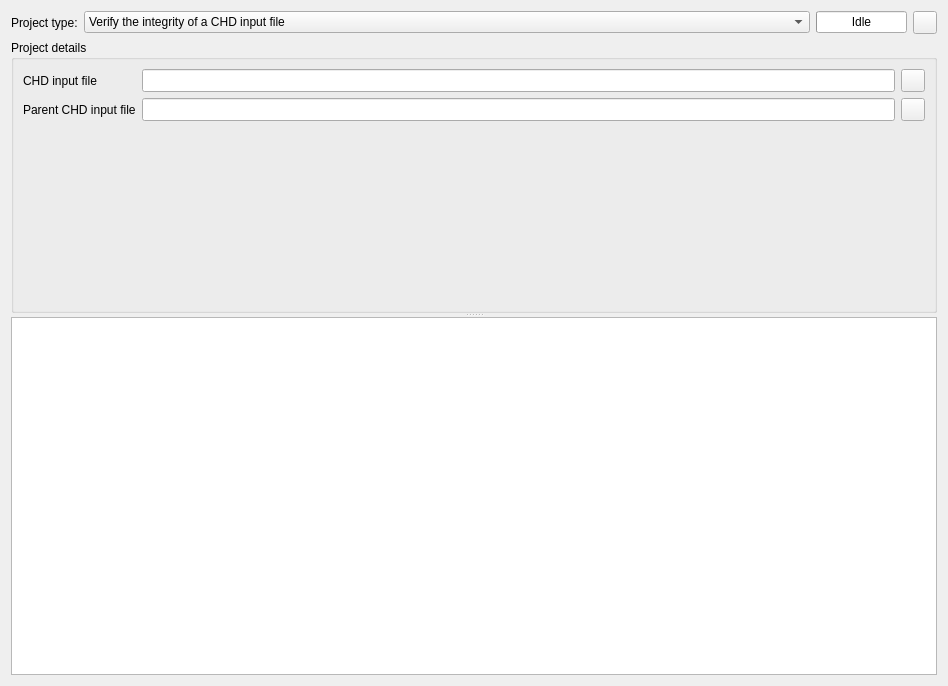
First picture: the form in tools/qchdman/projectwidget.ui, repository qmc2/qmc2-mame-fe, before the edit.
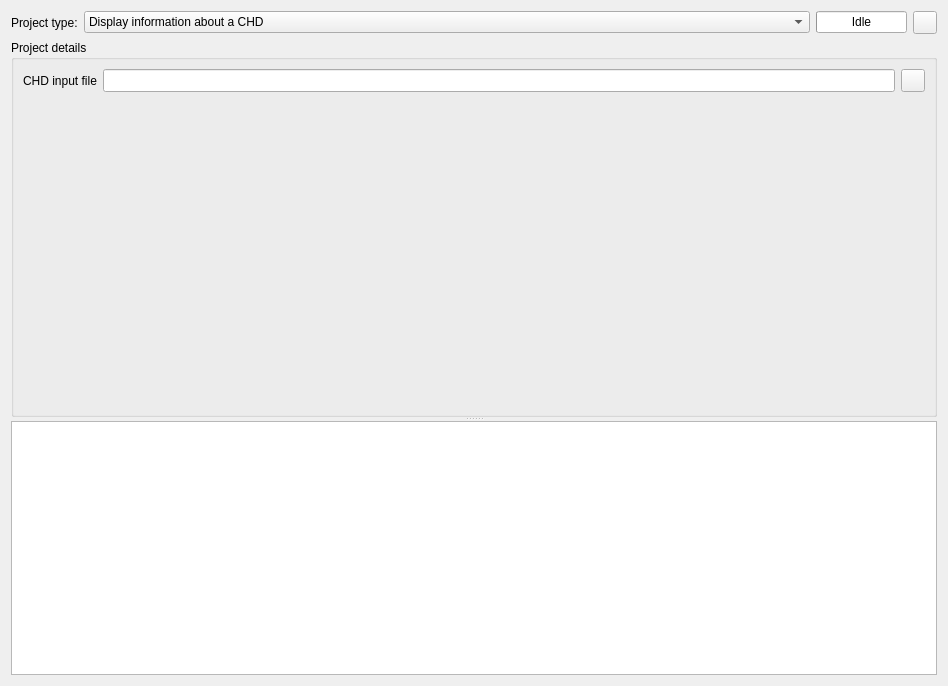
Second picture: the form after the edit. Icons and pictures are not drawn.

The edit to the form file:
```diff
--- a/tools/qchdman/projectwidget.ui
+++ b/tools/qchdman/projectwidget.ui
@@ -44,6 +44,11 @@
            <property name="sizeAdjustPolicy">
             <enum>QComboBox::AdjustToContents</enum>
            </property>
+           <item>
+            <property name="text">
+             <string>Display information about a CHD</string>
+            </property>
+           </item>
            <item>
             <property name="text">
              <string>Verify the integrity of a CHD input file</string>
@@ -145,6 +150,54 @@
             <property name="currentIndex">
              <number>0</number>
             </property>
+            <widget class="QWidget" name="pageInfo">
+             <layout class="QGridLayout" name="gridLayout_4">
+              <item row="0" column="0">
+               <widget class="QLabel" name="labelInfoInputFile">
+                <property name="text">
+                 <string>CHD input file</string>
+                </property>
+               </widget>
+              </item>
+              <item row="0" column="1">
+               <widget class="QLineEdit" name="lineEditInfoInputFile">
+                <property name="sizePolicy">
+                 <sizepolicy hsizetype="Expanding" vsizetype="Minimum">
+                  <horstretch>0</horstretch>
+                  <verstretch>0</verstretch>
+                 </sizepolicy>
+                </property>
+               </widget>
+              </item>
+              <item row="0" column="2">
+               <widget class="QToolButton" name="toolButtonBrowseInfoInputFile">
+                <property name="sizePolicy">
+                 <sizepolicy hsizetype="Fixed" vsizetype="Minimum">
+                  <horstretch>0</horstretch>
+                  <verstretch>0</verstretch>
+                 </sizepolicy>
+                </property>
+                <property name="icon">
+                 <iconset resource="qchdman.qrc">
+                  <normaloff>:/data/img/fileopen.png</normaloff>:/data/img/fileopen.png</iconset>
+                </property>
+               </widget>
+              </item>
+              <item row="1" column="1">
+               <spacer name="verticalSpacerInfo">
+                <property name="orientation">
+                 <enum>Qt::Vertical</enum>
+                </property>
+                <property name="sizeHint" stdset="0">
+                 <size>
+                  <width>20</width>
+                  <height>213</height>
+                 </size>
+                </property>
+               </spacer>
+              </item>
+             </layout>
+            </widget>
             <widget class="QWidget" name="pageVerify">
              <layout class="QGridLayout" name="gridLayout_3">
               <item row="1" column="0">
@@ -244,6 +297,9 @@
       <property name="toolTip">
        <string>Project log</string>
       </property>
+      <property name="readOnly">
+       <bool>true</bool>
+      </property>
      </widget>
     </widget>
    </item>
```
Left out of the diff: 17 changed lines with no effect on the pictures.
